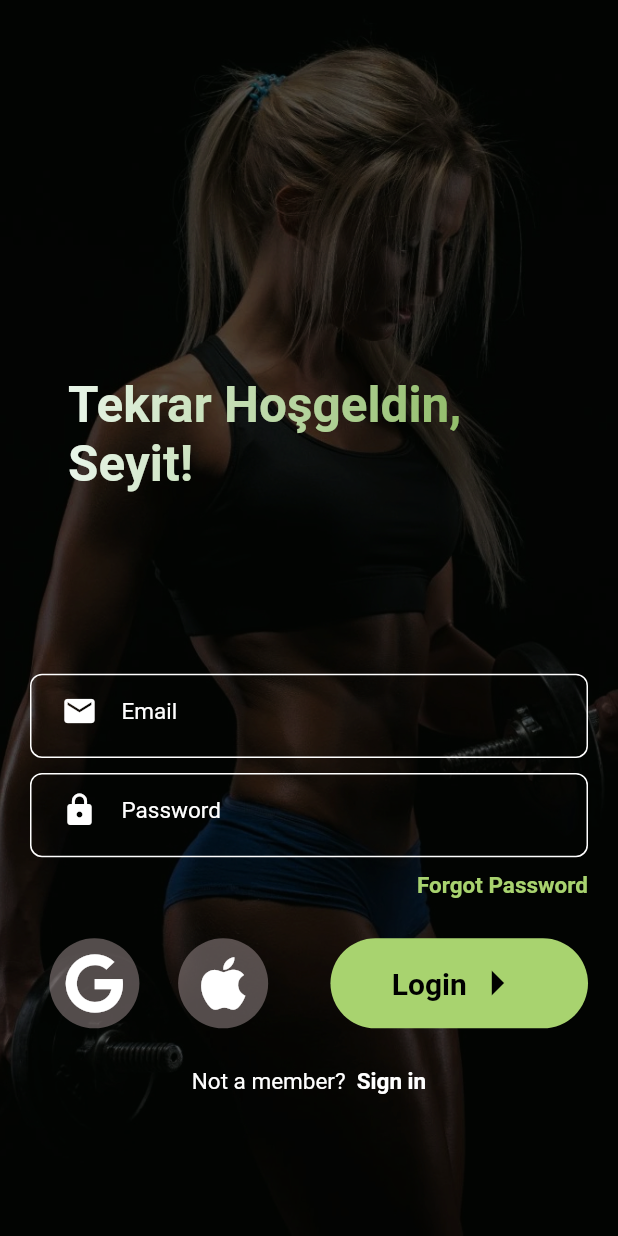
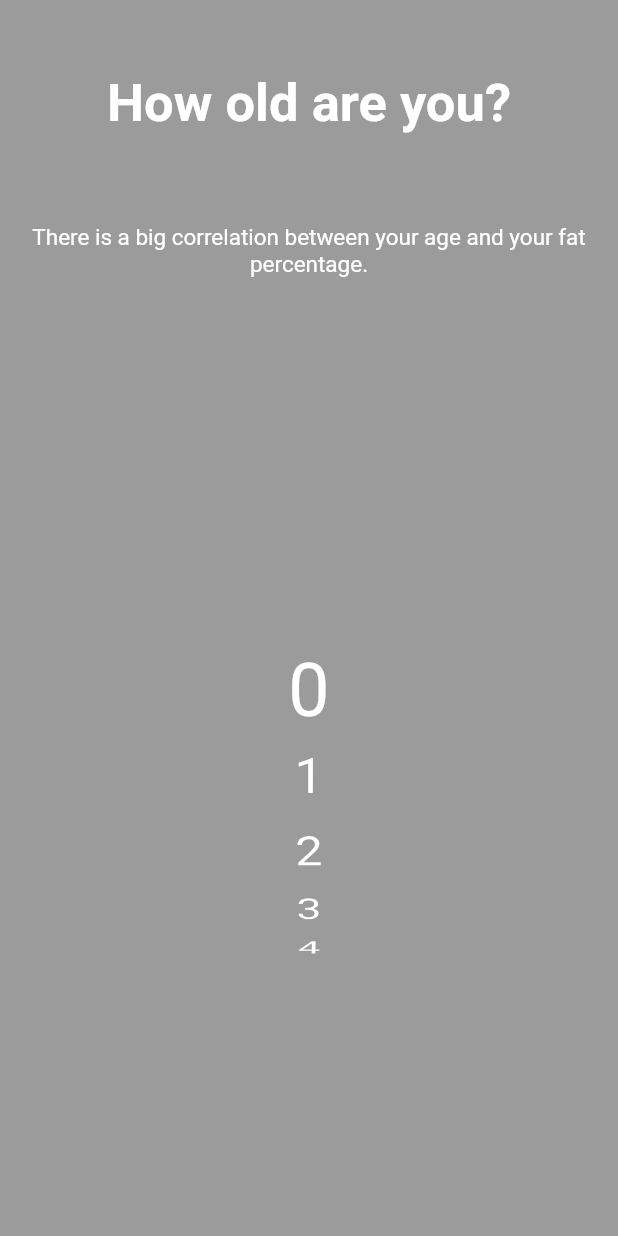
Before and after one commit to Karxief/fit_body, a Flutter app: the screen it shows after launch, on a phone screen of 412 x 824 dp. Run offline on Flutter 3.47's test engine with Material 2 defaults, Android fonts, the phone set to English and light mode, and no system bars; our stand-ins replace font_awesome_flutter; Roboto replaces fonts that are missing (Dosis, Poppins).

Commit message:
Age Page done

```diff
--- a/lib/main.dart
+++ b/lib/main.dart
@@ -2,6 +2,7 @@
 import 'dart:developer';
 
 import 'package:fit_body/theme/theme.dart';
+import 'package:fit_body/view/screens/age_page.dart';
 import 'package:fit_body/view/screens/forgot_password_page.dart';
 import 'package:fit_body/view/screens/login_page.dart';
 import 'package:fit_body/view/screens/sign_in_page.dart';
@@ -20,7 +21,7 @@ class MyApp extends StatelessWidget {
     return MaterialApp(
       title: 'Flutter Demo',
       theme: appThemeData,
-      home: LoginPage(),
+      home: AgePage(),
     );
   }
 }
--- a/lib/theme/theme.dart
+++ b/lib/theme/theme.dart
@@ -3,7 +3,7 @@ import 'package:flutter/material.dart';
 final appThemeData = ThemeData(
     iconTheme: const IconThemeData(size: 40),
     cardColor: const Color(0xFFA8D36F),
-    primaryColor: const Color.fromARGB(157, 134, 121, 121),
+    primaryColor: const Color.fromARGB(123, 70, 62, 62),
     textTheme: const TextTheme(
         headline1: TextStyle(
             fontFamily: 'Poppins',
--- /dev/null
+++ b/lib/view/screens/age_page.dart
@@ -0,0 +1,91 @@
+import 'package:fit_body/view/widgets/age_tile_widget.dart';
+import 'package:flutter/material.dart';
+
+class AgePage extends StatefulWidget {
+  const AgePage({Key? key}) : super(key: key);
+
+  @override
+  _AgePageState createState() => _AgePageState();
+}
+
+class _AgePageState extends State<AgePage> {
+  late FixedExtentScrollController _controller;
+
+  @override
+  void initState() {
+    super.initState();
+    _controller = FixedExtentScrollController();
+  }
+
+  @override
+  Widget build(BuildContext context) {
+    return Scaffold(
+      backgroundColor: const Color.fromARGB(122, 49, 46, 46),
+      body: SafeArea(
+        child: Padding(
+          padding: const EdgeInsets.all(20),
+          child: Column(
+            mainAxisAlignment: MainAxisAlignment.center,
+            children: [
+              Expanded(
+                  flex: 1,
+                  child: Center(
+                    child: Text(
+                      "How old are you?",
+                      style: Theme.of(context).textTheme.headline1,
+                    ),
+                  )),
+              Expanded(
+                flex: 1,
+                child: Center(
+                  child: Text(
+                      "There is a big correlation between your age and your fat percentage.",
+                      textAlign: TextAlign.center,
+                      style: Theme.of(context).textTheme.bodyText1),
+                ),
+              ),
+              Expanded(
+                  flex: 5, child: ageScrollWidget(controller: _controller)),
+              Expanded(flex: 1, child: SizedBox())
+            ],
+          ),
+        ),
+      ),
+    );
+  }
+}
+
+class ageScrollWidget extends StatelessWidget {
+  const ageScrollWidget({
+    Key? key,
+    required FixedExtentScrollController controller,
+  })  : _controller = controller,
+        super(key: key);
+
+  final FixedExtentScrollController _controller;
+
+  @override
+  Widget build(BuildContext context) {
+    return Container(
+      width: 70,
+      child: ListWheelScrollView.useDelegate(
+        controller: _controller,
+        itemExtent: 55,
+        useMagnifier: true,
+        perspective: 0.005,
+        diameterRatio: 1.8,
+        magnification: 1.4,
+        physics: FixedExtentScrollPhysics(),
+        onSelectedItemChanged: (value) {},
+        childDelegate: ListWheelChildBuilderDelegate(
+          childCount: 81,
+          builder: (context, index) {
+            return AgeTileWidget(
+              age: index,
+            );
+          },
+        ),
+      ),
+    );
+  }
+}
--- a/lib/view/screens/forgot_password_page.dart
+++ b/lib/view/screens/forgot_password_page.dart
@@ -14,7 +14,7 @@ class _ForgotPasswordPageState extends State<ForgotPasswordPage> {
   @override
   Widget build(BuildContext context) {
     return Scaffold(
-      backgroundColor: Color.fromARGB(206, 32, 31, 31),
+      backgroundColor: const Color.fromARGB(122, 49, 46, 46),
       body: SafeArea(
         child: Container(
           padding: EdgeInsets.all(20),
--- /dev/null
+++ b/lib/view/widgets/age_tile_widget.dart
@@ -0,0 +1,23 @@
+import 'package:flutter/material.dart';
+
+class AgeTileWidget extends StatelessWidget {
+  int age;
+  AgeTileWidget({required this.age});
+  @override
+  Widget build(BuildContext context) {
+    return Padding(
+      padding: const EdgeInsets.symmetric(vertical: 5),
+      child: Container(
+        child: Center(
+          child: Text(
+            age.toString(),
+            style: TextStyle(
+                fontSize: 35,
+                fontWeight: FontWeight.normal,
+                color: Colors.white),
+          ),
+        ),
+      ),
+    );
+  }
+}
```
Also changed, not shown: lib/view/screens/gender_page.dart (added, +42 -0 lines), lib/view/widgets/Buttons/gender_button_witget.dart (added, +21 -0 lines).
